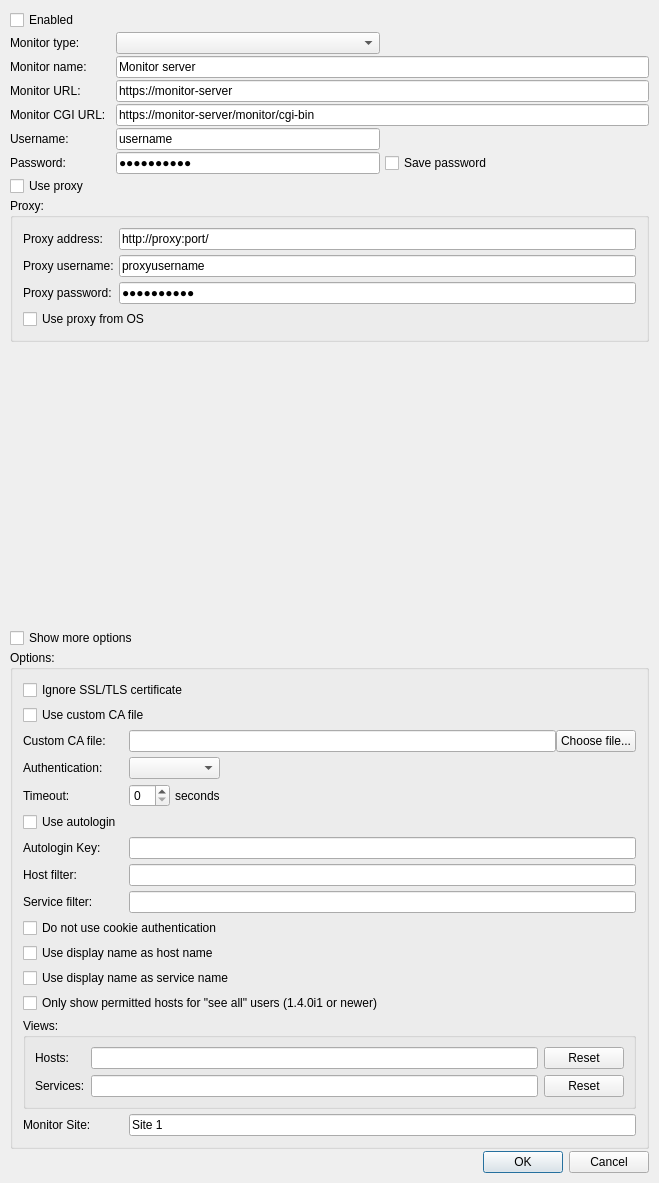
Qt form Nagstamon/QUI/settings_server.ui (HenriWahl/Nagstamon) before a commit.
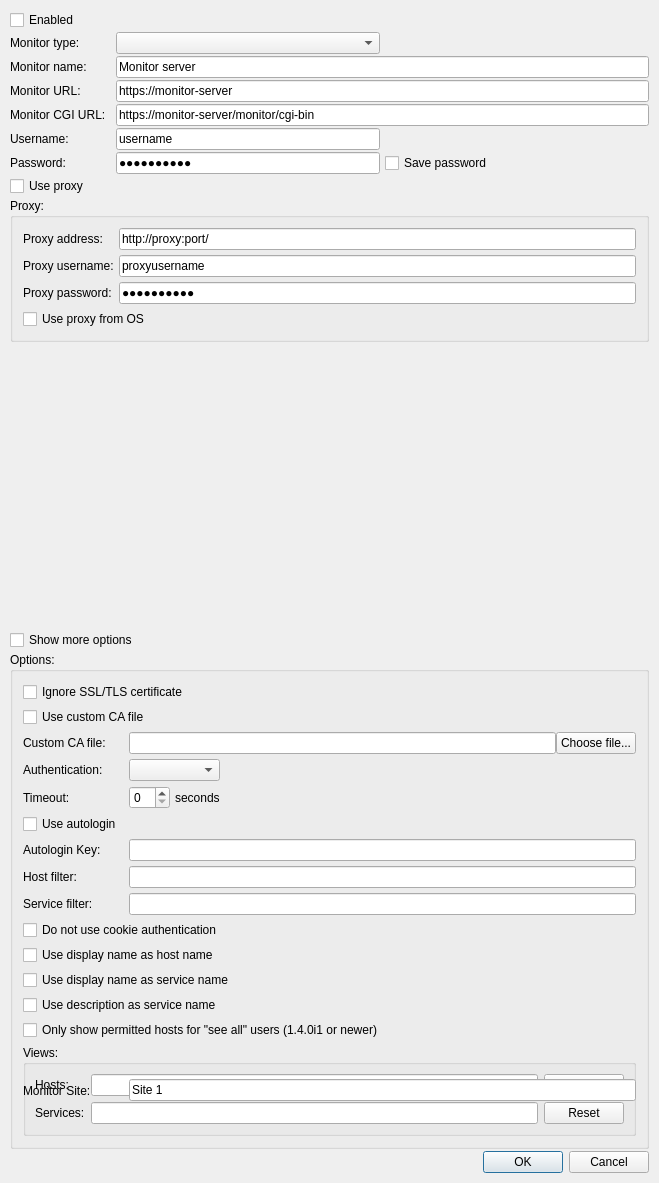
The same form after that commit.

Commit message:
Added description as service name checkbox
Implementing the feature that solve issue #391

What changed in the file:
```diff
--- a/Nagstamon/QUI/settings_server.ui
+++ b/Nagstamon/QUI/settings_server.ui
@@ -359,7 +359,7 @@
         </property>
        </widget>
       </item>
-      <item row="15" column="0" colspan="4">
+      <item row="16" column="0" colspan="4">
        <widget class="QGroupBox" name="groupbox_check_mk_views">
         <property name="title">
          <string>Views:</string>
@@ -430,6 +430,13 @@
         </property>
        </widget>
       </item>
+      <item row="14" column="0" colspan="4">
+       <widget class="QCheckBox" name="input_checkbox_use_description_service">
+        <property name="text">
+         <string>Use description as service name</string>
+        </property>
+       </widget>
+      </item>
       <item row="5" column="3">
        <spacer name="horizontalSpacer_2">
         <property name="orientation">
@@ -477,7 +484,7 @@
         </property>
        </widget>
       </item>
-      <item row="14" column="0" colspan="4">
+      <item row="15" column="0" colspan="4">
        <widget class="QCheckBox" name="input_checkbox_force_authuser">
         <property name="text">
          <string>Only show permitted hosts for &quot;see all&quot; users (1.4.0i1 or newer)</string>
```
The commit also changes 6 other files.
